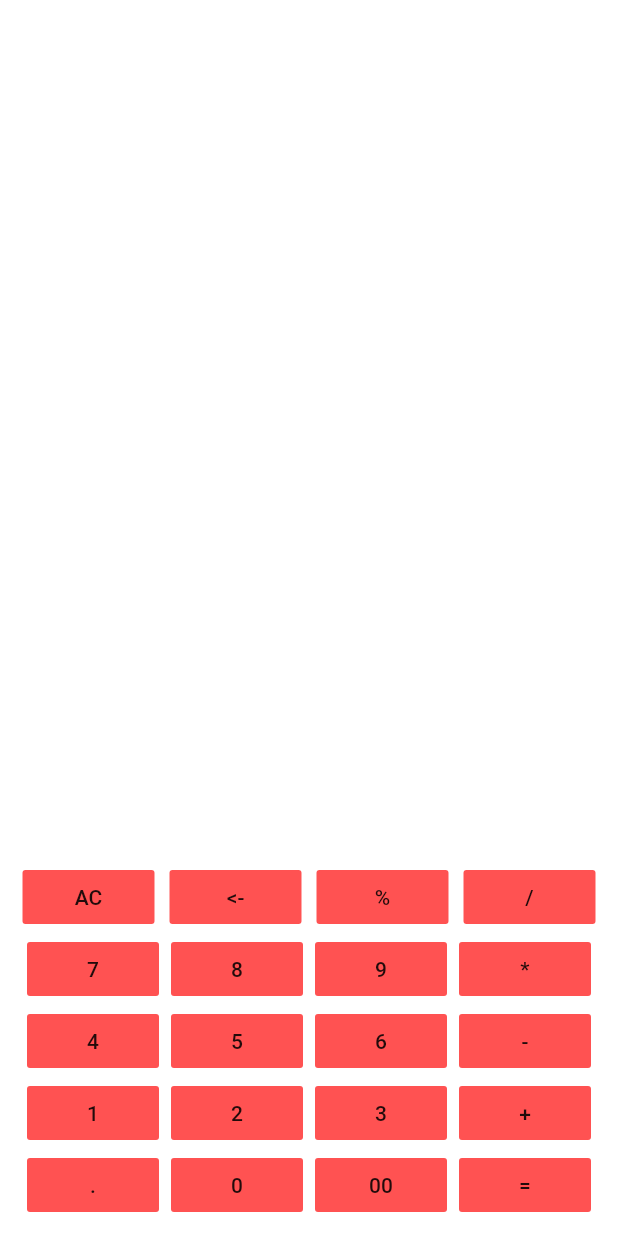
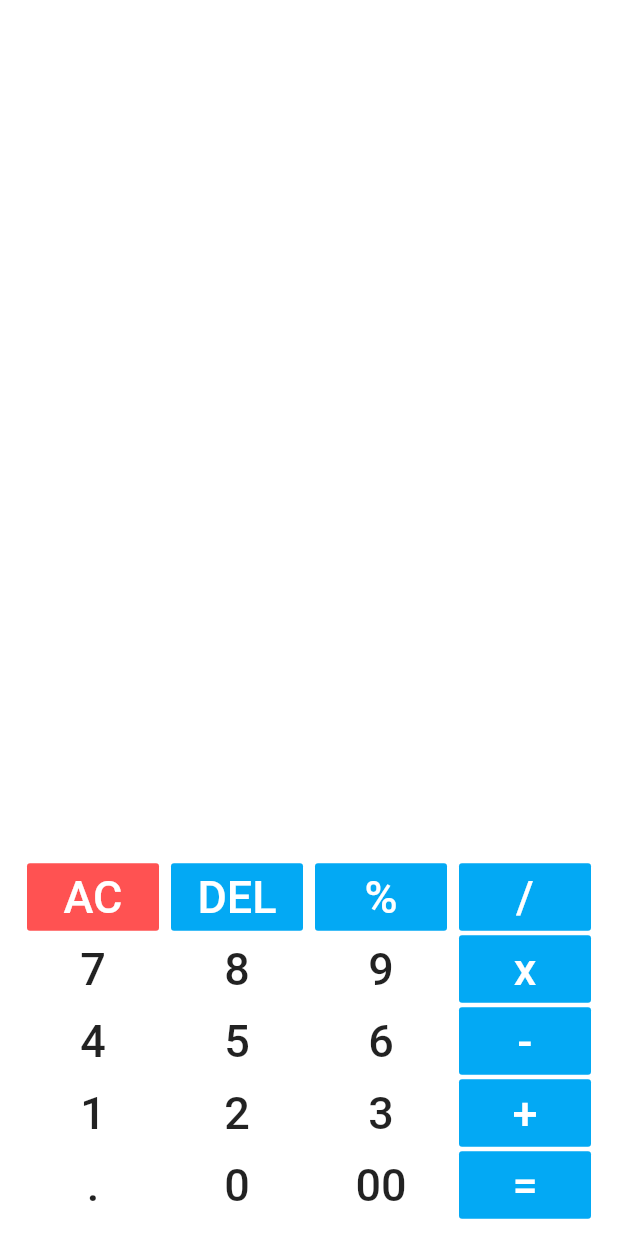
Before and after one commit to NobodySS07/Flutter-calculator, a Flutter app: the screen it shows after launch, on a phone screen of 412 x 824 dp. Run offline on Flutter 3.47's test engine with Material 2 defaults, Android fonts, the phone set to English and light mode, and no system bars; our stand-ins replace google_fonts, math_expressions.

Commit message:
Changed color combinations

```diff
--- a/lib/main.dart
+++ b/lib/main.dart
@@ -49,7 +49,7 @@ class CalcState extends State<MyCalc> {
     debugShowCheckedModeBanner: false,
     title: 'Calculator',
     home : Scaffold(
-      backgroundColor: Colors.white12,
+      backgroundColor: Colors.white,
       body: Container(
         padding: EdgeInsets.all(10),
         child:Column(
@@ -72,23 +72,24 @@ class CalcState extends State<MyCalc> {
     ),
             SizedBox(height: 40),
             Row(
-              mainAxisAlignment: MainAxisAlignment.spaceAround,
+              mainAxisAlignment: MainAxisAlignment.spaceEvenly,
               children: <Widget>[
                 FlatButton(onPressed: () => {_allClear() },
-                  child:Text("AC"),color: Colors.redAccent,
+                  child:Text("AC",style: TextStyle(color: Colors.white,fontSize: 30),),color: Colors.redAccent,
                   padding: EdgeInsets.all(5.0),
-                ), FlatButton(onPressed: () => {clear() },
-                  child:Text("<-"),color: Colors.redAccent,
+                ),
+                FlatButton(onPressed: () => {clear() },
+                  child:Text("DEL",style: TextStyle(color: Colors.white,fontSize: 30),),color: Colors.lightBlue,
                   padding: EdgeInsets.all(5.0),
                 ),
 
                   FlatButton(onPressed: () => {numClick('%') },
-                  child:Text("%"),color: Colors.redAccent,
+                    child:Text("%",style: TextStyle(color: Colors.white,fontSize: 30),),color: Colors.lightBlue,
                   padding: EdgeInsets.all(5.0),
                   ),
 
                     FlatButton(onPressed: () => {numClick('/') },
-                    child:Text("/"),color: Colors.redAccent,
+                      child:Text("/",style: TextStyle(color: Colors.white,fontSize: 30),),color: Colors.lightBlue,
                     padding: EdgeInsets.all(5.0),
                     ),
 
@@ -98,19 +99,19 @@ class CalcState extends State<MyCalc> {
               mainAxisAlignment: MainAxisAlignment.spaceEvenly,
               children: <Widget>[
                 FlatButton(onPressed: () => {numClick('7') },
-                  child:Text("7"),color: Colors.redAccent,
+                  child:Text("7",style: TextStyle(fontSize: 30)),color: Colors.white,
                   padding: EdgeInsets.all(5.0),
                 ),
                 FlatButton(onPressed: () => {numClick('8') },
-                  child:Text("8"),color: Colors.redAccent,
+                  child:Text("8",style: TextStyle(fontSize: 30)),color: Colors.white,
                   padding: EdgeInsets.all(5.0),
                 ),
                 FlatButton(onPressed: () => {numClick('9') },
-                  child:Text("9"),color: Colors.redAccent,
+                  child:Text("9",style: TextStyle(fontSize: 30)),color: Colors.white,
                   padding: EdgeInsets.all(5.0),
                 ),
                 FlatButton(onPressed: () => {numClick('*') },
-                  child:Text("*"),color: Colors.redAccent,
+                  child:Text("x",style: TextStyle(color: Colors.white,fontSize: 30),),color: Colors.lightBlue,
                   padding: EdgeInsets.all(5.0),
                 ),
               ],
@@ -119,19 +120,19 @@ class CalcState extends State<MyCalc> {
               mainAxisAlignment: MainAxisAlignment.spaceEvenly,
               children: <Widget>[
                 FlatButton(onPressed: () => {numClick('4') },
-                  child:Text("4"),color: Colors.redAccent,
+                  child:Text("4",style: TextStyle(fontSize: 30)),color: Colors.white,
                   padding: EdgeInsets.all(5.0),
                 ),
                 FlatButton(onPressed: () => {numClick('5') },
-                  child:Text("5"),color: Colors.redAccent,
+                  child:Text("5",style: TextStyle(fontSize: 30)),color: Colors.white,
                   padding: EdgeInsets.all(5.0),
                 ),
                 FlatButton(onPressed: () => {numClick('6') },
-                  child:Text("6"),color: Colors.redAccent,
+                  child:Text("6",style: TextStyle(fontSize: 30)),color: Colors.white,
                   padding: EdgeInsets.all(5.0),
                 ),
                 FlatButton(onPressed: () => {numClick('-') },
-                  child:Text("-"),color: Colors.redAccent,
+                  child:Text("-",style: TextStyle(color: Colors.white,fontSize: 30),),color: Colors.lightBlue,
                   padding: EdgeInsets.all(5.0),
                 ),
               ],
@@ -140,19 +141,19 @@ class CalcState extends State<MyCalc> {
               mainAxisAlignment: MainAxisAlignment.spaceEvenly,
               children: <Widget>[
                 FlatButton(onPressed: () => {numClick('1') },
-                  child:Text("1"),color: Colors.redAccent,
+                  child:Text("1",style: TextStyle(fontSize: 30)),color: Colors.white,
                   padding: EdgeInsets.all(5.0),
                 ),
                 FlatButton(onPressed: () => {numClick('2') },
-                  child:Text("2"),color: Colors.redAccent,
+                  child:Text("2",style: TextStyle(fontSize: 30)),color: Colors.white,
                   padding: EdgeInsets.all(5.0),
                 ),
                 FlatButton(onPressed: () => {numClick('3') },
-                  child:Text("3"),color: Colors.redAccent,
+                  child:Text("3",style: TextStyle(fontSize: 30)),color: Colors.white,
                   padding: EdgeInsets.all(5.0),
                 ),
                 FlatButton(onPressed: () => {numClick('+') },
-                  child:Text("+"),color: Colors.redAccent,
+                  child:Text("+",style: TextStyle(color: Colors.white,fontSize: 30),),color: Colors.lightBlue,
                   padding: EdgeInsets.all(5.0),
                 ),
               ],
@@ -161,19 +162,19 @@ class CalcState extends State<MyCalc> {
               mainAxisAlignment: MainAxisAlignment.spaceEvenly,
               children: <Widget>[
                 FlatButton(onPressed: () => {numClick('.') },
-                  child:Text("."),color: Colors.redAccent,
+                  child:Text(".",style: TextStyle(fontSize: 30)),color: Colors.white,
                   padding: EdgeInsets.all(5.0),
                 ),
                 FlatButton(onPressed: () => {numClick('0') },
-                  child:Text("0"),color: Colors.redAccent,
+                  child:Text("0",style: TextStyle(fontSize: 30)),color: Colors.white,
                   padding: EdgeInsets.all(5.0),
                 ),
                 FlatButton(onPressed: () => {numClick('00') },
-                  child:Text("00"),color: Colors.redAccent,
+                  child:Text("00",style: TextStyle(fontSize: 30)),color: Colors.white,
                   padding: EdgeInsets.all(5.0),
                 ),
                 FlatButton(onPressed: () => {evaluate() },
-                  child:Text("="),color: Colors.redAccent,
+                  child:Text("=",style: TextStyle(color: Colors.white,fontSize: 30),),color: Colors.lightBlue,
                   padding: EdgeInsets.all(5.0),
                 ),
               ],
```
